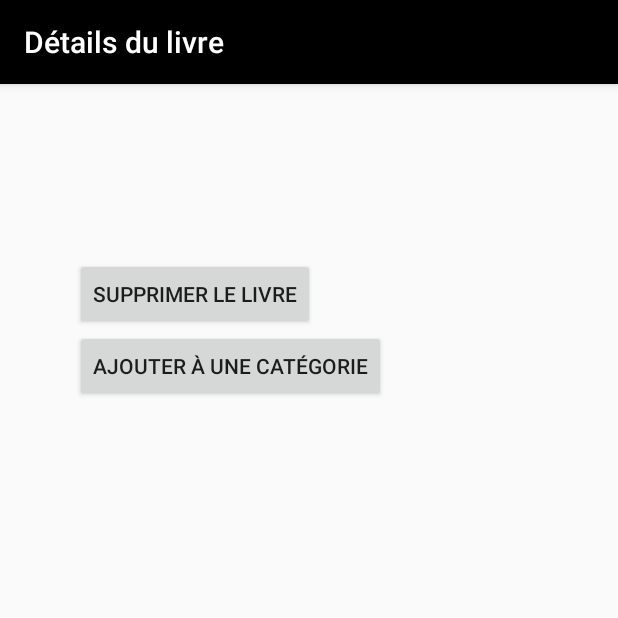
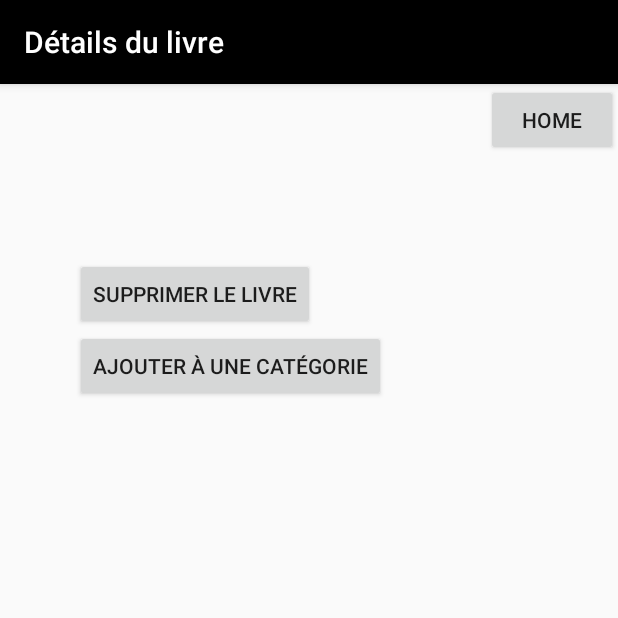
Before and after one commit to Nadia-Asn/Android-book, an Android app: the DisplayDetailsBook screen opened directly, with no data from a screen before it, on a phone screen of 412 x 824 dp, the top half of it. Run offline under Robolectric (Android 15) with nearby library versions, the phone set to English and light mode, and no system bars; 6 statements that could not run were skipped.

```diff
--- a/app/src/main/res/layout/display_details_book.xml
+++ b/app/src/main/res/layout/display_details_book.xml
@@ -2,6 +2,15 @@
 <RelativeLayout xmlns:android="http://schemas.android.com/apk/res/android"
     android:orientation="vertical" android:layout_width="match_parent"
     android:layout_height="match_parent">
+
+    <Button
+        android:text="Home"
+        android:layout_width="wrap_content"
+        android:layout_height="wrap_content"
+        android:layout_alignParentTop="true"
+        android:layout_alignParentRight="true"
+        android:layout_alignParentEnd="true"
+        android:id="@+id/cancel" />
 
     <LinearLayout
         android:layout_width="match_parent"
```
Also changed, not shown: app/src/main/java/com/example/nadia/test_db/DisplayListBooks.java (+23 -0 lines), app/src/main/java/com/example/nadia/test_db/com/google/zxing/integration/android/Scanne.java (+38 -2 lines).
